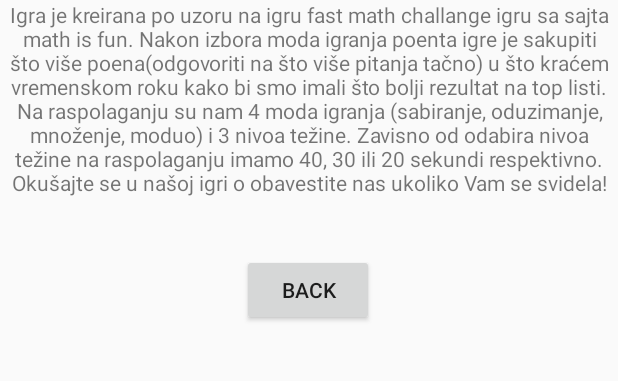
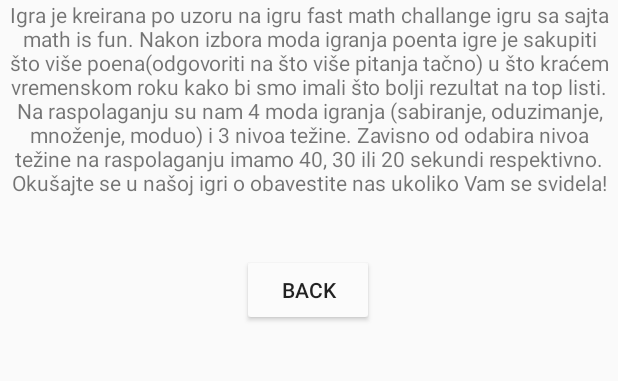
Before and after one commit to Andjelo12/Agilni_projekat, an Android app: the oIgri screen opened directly, with no data from a screen before it, on a phone screen of 412 x 824 dp, the part 518-899 px from its top. Run offline under Robolectric (Android 15) with nearby library versions, the light colour scheme and no system bars.

Commit message:
commit message

```diff
--- a/app/src/main/res/layout/activity_oigri.xml
+++ b/app/src/main/res/layout/activity_oigri.xml
@@ -34,6 +34,7 @@
         android:id="@+id/button2"
         android:layout_width="wrap_content"
         android:layout_height="wrap_content"
+        android:backgroundTint="#FBFBFB"
         android:text="Back"
         app:layout_constraintBottom_toBottomOf="parent"
         app:layout_constraintEnd_toEndOf="parent"
```
